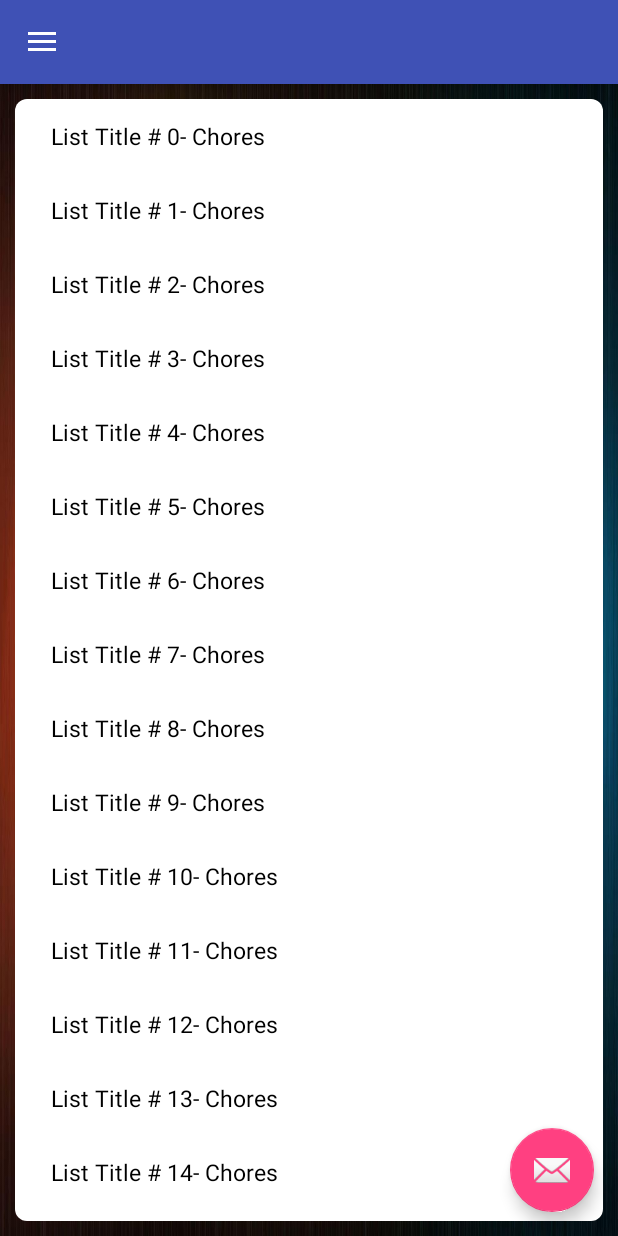
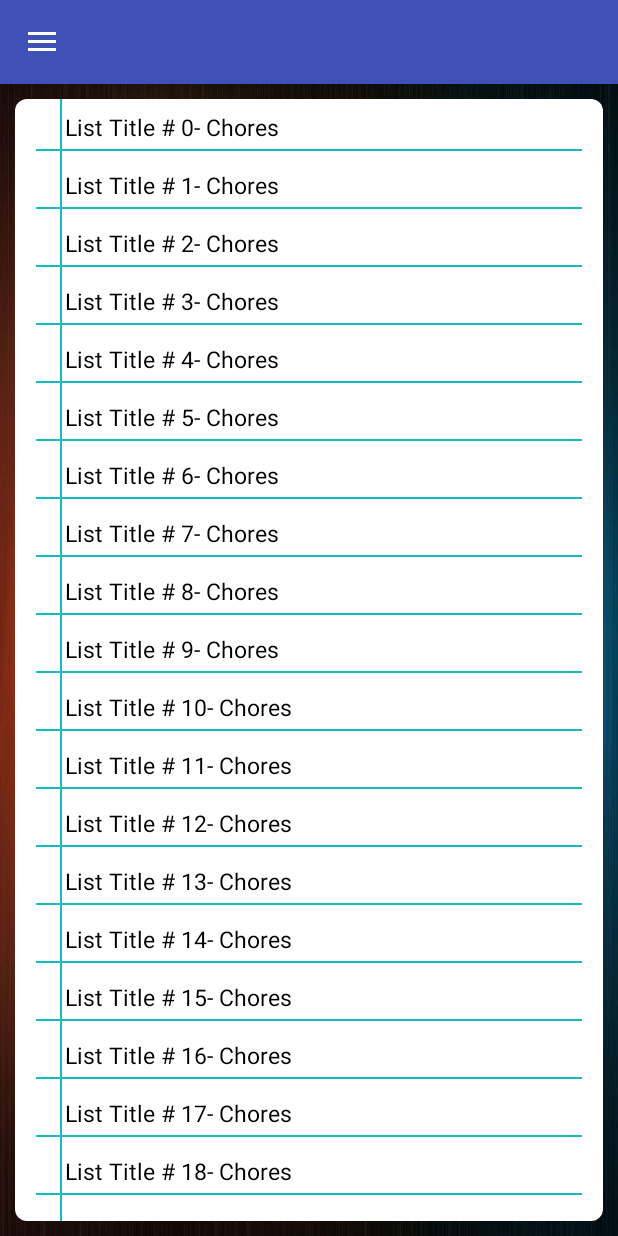
Before and after one commit to hristobakalov/P2-project-AAU, an Android app: the screen it shows after launch (UserActivity), on a phone screen of 412 x 824 dp. Run offline under Robolectric (Android 15) with nearby library versions, the phone set to English and light mode, and no system bars.

Commit message:
UI Improvemnets

```diff
--- a/Done/app/src/main/java/com/bignerdranch/android/done/SingleFragmentActivity.java
+++ b/Done/app/src/main/java/com/bignerdranch/android/done/SingleFragmentActivity.java
@@ -37,14 +37,14 @@ public abstract class SingleFragmentActivity extends FragmentActivity implements
         Toolbar toolbar = (Toolbar) findViewById(R.id.toolbar);
         //setSupportActionBar(toolbar);
 
-        FloatingActionButton fab = (FloatingActionButton) findViewById(R.id.fab);
-        fab.setOnClickListener(new View.OnClickListener() {
-            @Override
-            public void onClick(View view) {
-                Snackbar.make(view, "Replace with your own action", Snackbar.LENGTH_LONG)
-                        .setAction("Action", null).show();
-            }
-        });
+        //FloatingActionButton fab = (FloatingActionButton) findViewById(R.id.fab);
+        //fab.setOnClickListener(new View.OnClickListener() {
+           // @Override
+          //  public void onClick(View view) {
+         //       Snackbar.make(view, "Replace with your own action", Snackbar.LENGTH_LONG)
+         //               .setAction("Action", null).show();
+         //   }
+        //});
 
         DrawerLayout drawer = (DrawerLayout) findViewById(R.id.drawer_layout);
         ActionBarDrawerToggle toggle = new ActionBarDrawerToggle(
--- a/Done/app/src/main/res/layout/activity_layout.xml
+++ b/Done/app/src/main/res/layout/activity_layout.xml
@@ -25,12 +25,6 @@
 
     <include layout="@layout/content_container"/>
 
-    <android.support.design.widget.FloatingActionButton
-        android:id="@+id/fab"
-        android:layout_width="wrap_content"
-        android:layout_height="wrap_content"
-        android:layout_gravity="bottom|end"
-        android:layout_margin="@dimen/fab_margin"
-        android:src="@android:drawable/ic_dialog_email"/>
+
 
 </android.support.design.widget.CoordinatorLayout>
--- a/Done/app/src/main/res/layout/content_container.xml
+++ b/Done/app/src/main/res/layout/content_container.xml
@@ -20,4 +20,11 @@
         android:src="@drawable/round_rect_shape"
         android:layout_margin="10dp">
     </ImageView>
+    <View
+        android:layout_marginLeft="40dp"
+        android:layout_marginTop="10dp"
+        android:layout_marginBottom="10dp"
+        android:layout_width="1dp"
+        android:layout_height="fill_parent"
+        android:background="@color/mainBlueColor" />
 </FrameLayout>
--- a/Done/app/src/main/res/layout/fragment_list_task.xml
+++ b/Done/app/src/main/res/layout/fragment_list_task.xml
@@ -5,8 +5,9 @@
     android:id="@+id/tasks_recycler_view"
     android:layout_width="match_parent"
     android:layout_height="match_parent"
-    android:paddingLeft="20dp"
+    android:paddingLeft="10dp"
     android:paddingTop="10dp"
+    android:paddingRight="20dp"
     android:paddingBottom="10dp">
 
 </android.support.v7.widget.RecyclerView>
--- a/Done/app/src/main/res/layout/fragment_user_list.xml
+++ b/Done/app/src/main/res/layout/fragment_user_list.xml
@@ -7,6 +7,7 @@
     android:layout_height="match_parent"
     android:paddingLeft="20dp"
     android:paddingBottom="15dp"
-    android:paddingTop="10dp">
+    android:paddingTop="10dp"
+    android:paddingRight="20dp">
 
 </android.support.v7.widget.RecyclerView>
--- a/Done/app/src/main/res/layout/lists_item.xml
+++ b/Done/app/src/main/res/layout/lists_item.xml
@@ -3,7 +3,8 @@
                 xmlns:tools="http://schemas.android.com/tools"
                 android:layout_width="match_parent"
                 android:layout_height="wrap_content"
-                android:padding="10dp"
+                android:padding="4dp"
+                android:orientation="vertical"
     >
 
     <TextView
@@ -11,8 +12,14 @@
         android:layout_width="match_parent"
         android:layout_height="wrap_content"
         android:textSize= "15sp"
-        android:textColor="#000000"
+        android:textColor="@color/textColor"
         android:padding="4dp"
+        android:layout_marginLeft="15dp"
         tools:text="List Title"/>
+    <View
+        android:layout_width="match_parent"
+        android:layout_height="1dp"
+        android:background="@color/mainBlueColor"
+        />
 
 </LinearLayout>
--- a/Done/app/src/main/res/layout/nav_header_main.xml
+++ b/Done/app/src/main/res/layout/nav_header_main.xml
@@ -1,7 +1,7 @@
 <?xml version="1.0" encoding="utf-8"?>
 <LinearLayout xmlns:android="http://schemas.android.com/apk/res/android"
               android:layout_width="match_parent"
-              android:layout_height="@dimen/nav_header_height"
+              android:layout_height="160dp"
               android:background="@drawable/side_nav_bar"
               android:gravity="bottom"
               android:orientation="vertical"
@@ -9,7 +9,8 @@
               android:paddingLeft="@dimen/activity_horizontal_margin"
               android:paddingRight="@dimen/activity_horizontal_margin"
               android:paddingTop="@dimen/activity_vertical_margin"
-              android:theme="@style/ThemeOverlay.AppCompat.Dark">
+              android:theme="@style/ThemeOverlay.AppCompat.Dark"
+    >
 
     <ImageView
         android:id="@+id/imageView"
--- a/Done/app/src/main/res/layout/navigation_layout.xml
+++ b/Done/app/src/main/res/layout/navigation_layout.xml
@@ -21,6 +21,7 @@
         android:layout_gravity="start"
         android:fitsSystemWindows="true"
         app:headerLayout="@layout/nav_header_main"
-        app:menu="@menu/activity_main_drawer"/>
+        app:menu="@menu/activity_main_drawer"
+        />
 
 </android.support.v4.widget.DrawerLayout>
--- a/Done/app/src/main/res/values/colors.xml
+++ b/Done/app/src/main/res/values/colors.xml
@@ -3,4 +3,6 @@
     <color name="colorPrimary">#3F51B5</color>
     <color name="colorPrimaryDark">#303F9F</color>
     <color name="colorAccent">#FF4081</color>
+    <color name="mainBlueColor">#13B9C3</color>
+    <color name="textColor">#000000</color>
 </resources>
```
Also changed, not shown: Done/app/src/main/res/layout/tasks_item.xml (+12 -4 lines).
